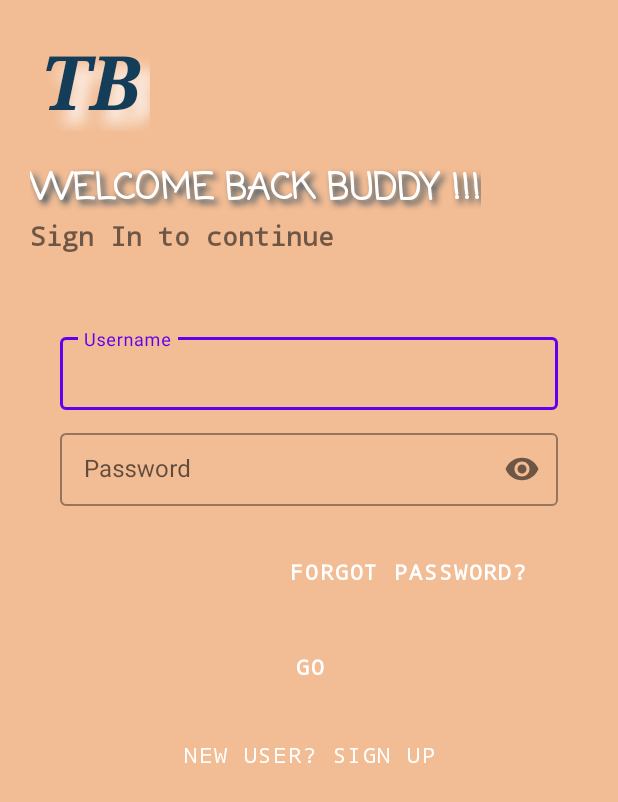
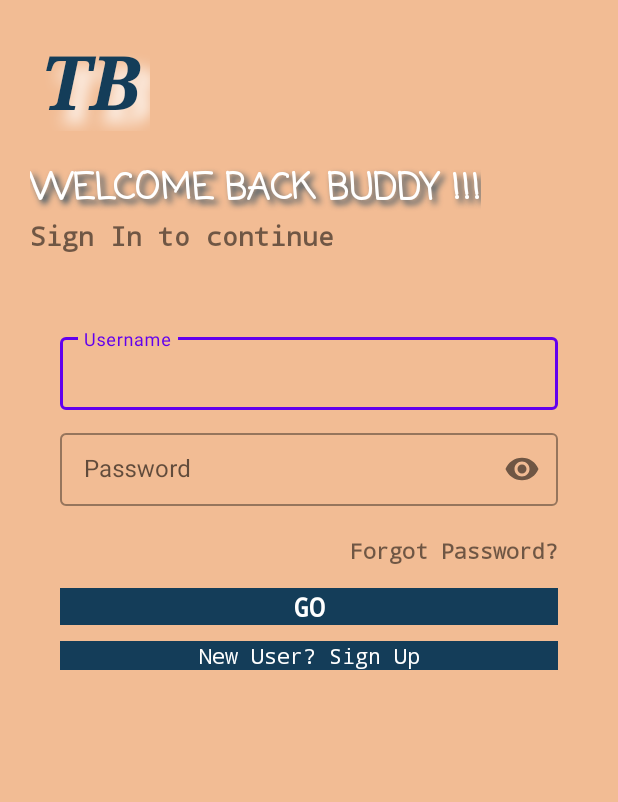
Before and after one commit to rtds8/Travel_Buddy, an Android app: the screen it shows after launch (Login), on a phone screen of 412 x 824 dp. Shown: the top 802 px of the screen. Run offline under Robolectric (Android 15) with nearby library versions, the phone set to English and light mode, and no system bars.

Commit message:
Cleanups & Fixes

```diff
--- /dev/null
+++ b/app/src/main/java/com/example/travel_buddy/login/Constants.java
@@ -0,0 +1,5 @@
+package com.example.travel_buddy.login;
+
+public class Constants {
+    public static final String BASE_API = "https://some.com";
+}
--- a/app/src/main/java/com/example/travel_buddy/login/Login.java
+++ b/app/src/main/java/com/example/travel_buddy/login/Login.java
@@ -4,22 +4,56 @@ import android.content.Intent;
 import android.os.Bundle;
 import android.view.View;
 import android.view.WindowManager;
-import android.widget.Button;
+import android.widget.TextView;
 
 import androidx.annotation.Nullable;
 import androidx.appcompat.app.AppCompatActivity;
 
 import com.example.travel_buddy.R;
+import com.google.android.material.textfield.TextInputLayout;
 
 public class Login extends AppCompatActivity {
 
-    Button callSignUp;
+    TextView callSignUp, login;
+    TextInputLayout user_name, user_password;
 
     @Override
     protected void onCreate(@Nullable Bundle savedInstanceState) {
         super.onCreate(savedInstanceState);
         getWindow().setFlags(WindowManager.LayoutParams.FLAG_FULLSCREEN, WindowManager.LayoutParams.FLAG_FULLSCREEN);
         setContentView(R.layout.login_screen);
+
+        user_name = findViewById(R.id.user_name);
+        user_password = findViewById(R.id.password);
+
+        String user = user_name.getEditText().toString();
+        String pass = user_password.getEditText().toString();
+
+        String email = "test@email.com"; // get from the view
+        String password = "pass"; // get from the view
+        String loginApiUrl = String.format("%s/login", Constants.BASE_API);
+        String loginBody = String.format("{\"email\":\"%s\", \"password\":\"%s\"}", email, password);
+
+        NetworkHelper loginApi = new NetworkHelper(loginApiUrl, loginBody, new NetworkResponseHandler() {
+            @Override
+            public void onSuccess(String response) {
+
+            }
+
+            @Override
+            public void onError(String error) {
+
+            }
+        });
+
+        login = findViewById(R.id.login_go);
+        login.setOnClickListener(new View.OnClickListener() {
+            @Override
+            public void onClick(View v) {
+
+
+            }
+        });
 
         callSignUp = findViewById(R.id.sign_up);
 
--- /dev/null
+++ b/app/src/main/java/com/example/travel_buddy/login/NetworkResponseHandler.java
@@ -0,0 +1,6 @@
+package com.example.travel_buddy.login;
+
+public interface NetworkResponseHandler {
+    void onSuccess(String response);
+    void onError(String error);
+}
--- /dev/null
+++ b/app/src/main/java/com/example/travel_buddy/login/NetworkType.java
@@ -0,0 +1,6 @@
+package com.example.travel_buddy.login;
+
+public enum  NetworkType {
+    GET,
+    POST
+}
--- a/app/src/main/res/layout/chat_window.xml
+++ b/app/src/main/res/layout/chat_window.xml
@@ -24,7 +24,7 @@
         app:layout_constraintTop_toTopOf="parent" />
 
     <TextView
-        android:id="@+id/textView5"
+        android:id="@+id/send_button"
         android:layout_width="60dp"
         android:layout_height="30dp"
         android:layout_marginStart="300dp"
--- a/app/src/main/res/layout/login_screen.xml
+++ b/app/src/main/res/layout/login_screen.xml
@@ -82,9 +82,9 @@
                 android:inputType="textPassword"/>
         </com.google.android.material.textfield.TextInputLayout>
 
-        <Button
+        <TextView
             android:id="@+id/forgot_password"
-            android:layout_width="200dp"
+            android:layout_width="wrap_content"
             android:layout_height="wrap_content"
             android:background="#00000000"
             android:text="Forgot Password?"
@@ -93,24 +93,32 @@
             android:layout_gravity="right"
             android:layout_marginTop="20dp"/>
 
-        <Button
+        <TextView
             android:id="@+id/login_go"
             android:layout_width="match_parent"
             android:layout_height="wrap_content"
             android:text="GO"
+            android:layout_gravity="center"
+            android:textAlignment="center"
+            android:textSize="18sp"
+            android:textColor="#fff"
             android:fontFamily="monospace"
             android:textStyle="bold"
-            android:background="#00000000"
+            android:background="#143d59"
             android:layout_marginTop="15dp"
             android:layout_marginBottom="5dp"/>
 
-        <Button
+        <TextView
             android:id="@+id/sign_up"
             android:layout_width="match_parent"
             android:layout_height="wrap_content"
             android:text="New User? Sign Up"
+            android:layout_gravity="center"
+            android:textColor="#fff"
+            android:textAlignment="center"
+            android:textSize="14sp"
             android:fontFamily="monospace"
-            android:background="#00000000"
+            android:background="#143d59"
             android:layout_marginTop="5dp"
             android:layout_marginBottom="15dp"/>
 
```
Also changed, not shown: app/src/main/java/com/example/travel_buddy/chat/ChatViewHolder.java (+14 -19 lines), app/src/main/java/com/example/travel_buddy/login/NetworkHelper.java (added, +118 -0 lines), app/src/main/java/com/example/travel_buddy/login/SignUp.java (+5 -2 lines), app/src/main/res/layout/chat_item.xml (+46 -14 lines), app/src/main/res/layout/sign_up.xml (+12 -4 lines).
